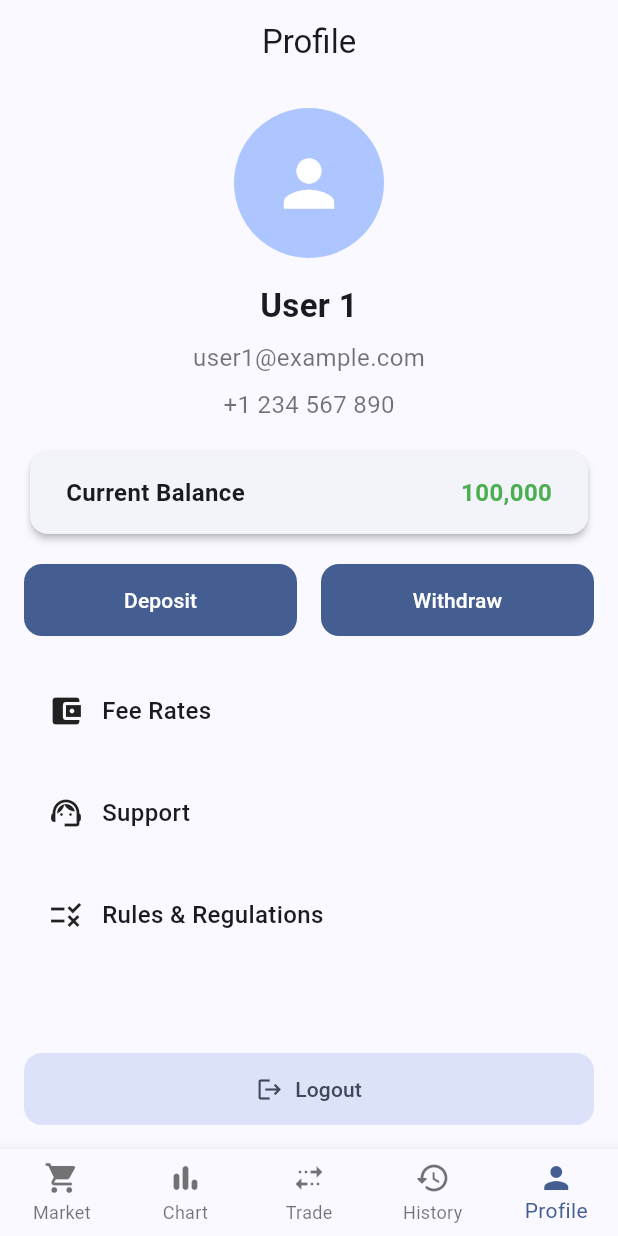
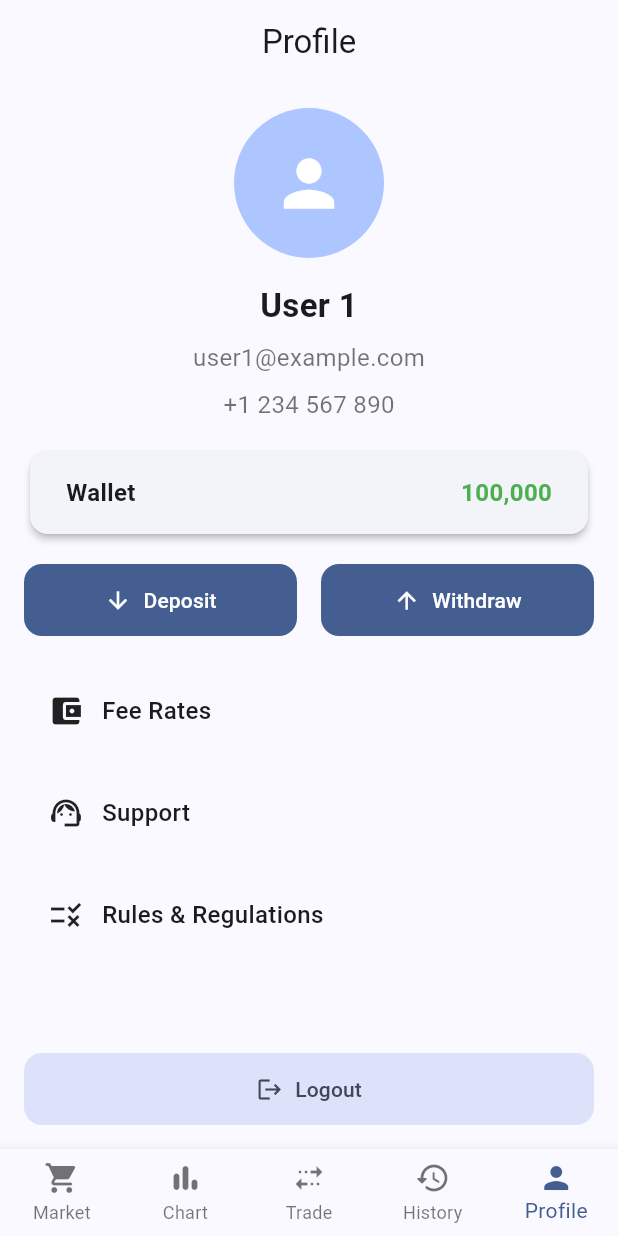
Before and after one commit to ThetpaingWin8834/mcx, a Flutter app: the screen it shows after launch, item 5 of the bottom bar chosen, on a phone screen of 412 x 824 dp. Run offline on Flutter 3.47's test engine with Material 3 defaults, Android fonts, the phone set to English and light mode, and no system bars; our stand-ins replace flutter_riverpod; missing offline and left inert: k_chart_plus.

Commit message:
Update profile_screen.dart

```diff
--- a/lib/profile/profile_screen.dart
+++ b/lib/profile/profile_screen.dart
@@ -1,4 +1,6 @@
+import 'package:flutter/cupertino.dart';
 import 'package:flutter/material.dart';
+import 'package:mcx/deposit/deposit_screen.dart';
 
 class ProfileActionButton extends StatelessWidget {
   final IconData icon;
@@ -99,7 +101,7 @@ class ProfileScreen extends StatelessWidget {
                   mainAxisAlignment: MainAxisAlignment.spaceBetween,
                   children: [
                     const Text(
-                      "Current Balance",
+                      "Wallet",
                       style: TextStyle(
                         fontSize: 16,
                         fontWeight: FontWeight.w600,
@@ -121,32 +123,37 @@ class ProfileScreen extends StatelessWidget {
             Row(
               children: [
                 Expanded(
-                  child: FilledButton(
-                    onPressed: () {},
+                  child: FilledButton.icon(
+                    onPressed: () {
+                      Navigator.push(
+                        context,
+                        CupertinoPageRoute(
+                          builder: (context) => DepositScreen(),
+                        ),
+                      );
+                    },
+                    icon: const Icon(Icons.arrow_downward),
+                    label: const Text("Deposit"),
                     style: FilledButton.styleFrom(
-                      // backgroundColor: Colors.green,
-                      // foregroundColor: Colors.white,
                       padding: const EdgeInsets.symmetric(vertical: 14),
                       shape: RoundedRectangleBorder(
                         borderRadius: BorderRadius.circular(12),
                       ),
                     ),
-                    child: const Text("Deposit"),
                   ),
                 ),
                 const SizedBox(width: 16),
                 Expanded(
-                  child: FilledButton(
+                  child: FilledButton.icon(
                     onPressed: () {},
+                    icon: const Icon(Icons.arrow_upward),
+                    label: const Text("Withdraw"),
                     style: FilledButton.styleFrom(
-                      // backgroundColor: Colors.red,
-                      // foregroundColor: Colors.white,
                       padding: const EdgeInsets.symmetric(vertical: 14),
                       shape: RoundedRectangleBorder(
                         borderRadius: BorderRadius.circular(12),
                       ),
                     ),
-                    child: const Text("Withdraw"),
                   ),
                 ),
               ],
```
